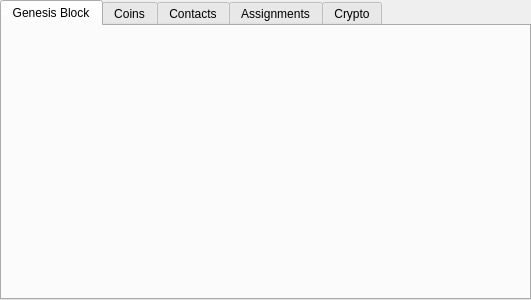
Qt form apps/genesisMaker/mainwindow.ui (assignonward/aosuite) before a commit.
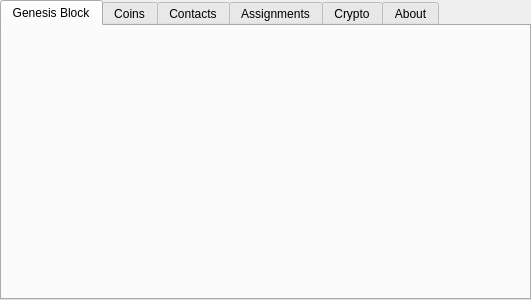
The same form after that commit. Icons and pictures are not drawn.

Commit message: add about form to other apps

What changed in the file:
```diff
--- a/apps/genesisMaker/mainwindow.ui
+++ b/apps/genesisMaker/mainwindow.ui
@@ -160,6 +160,11 @@
         <string>Crypto</string>
        </attribute>
       </widget>
+      <widget class="QWidget" name="aboutTab">
+       <attribute name="title">
+        <string>About</string>
+       </attribute>
+      </widget>
      </widget>
     </item>
    </layout>
```
The commit also changes 3 other files.
